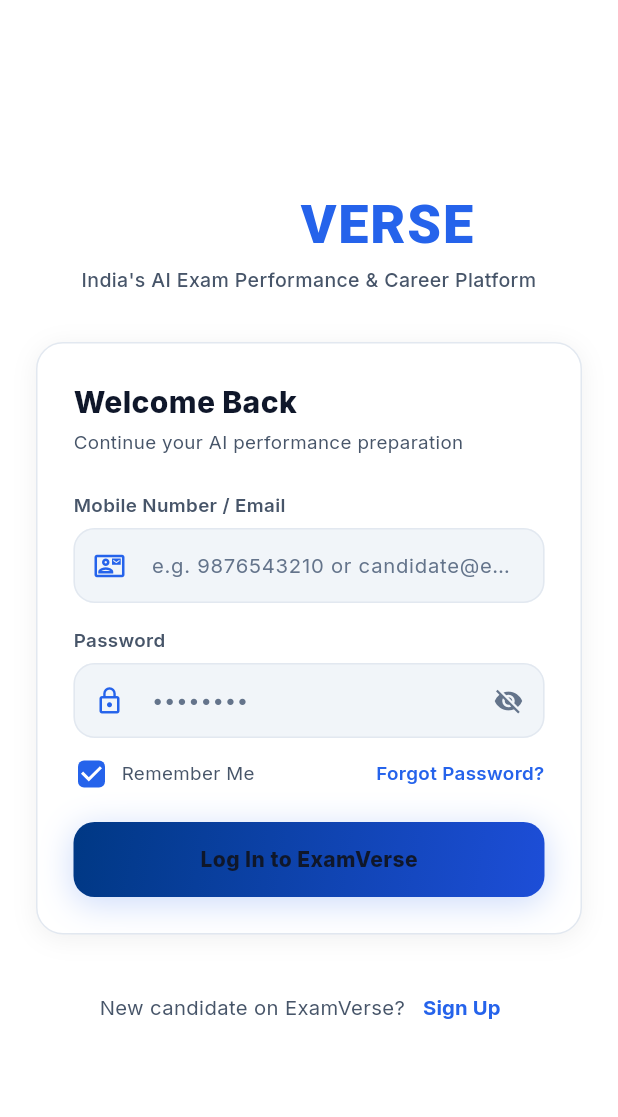
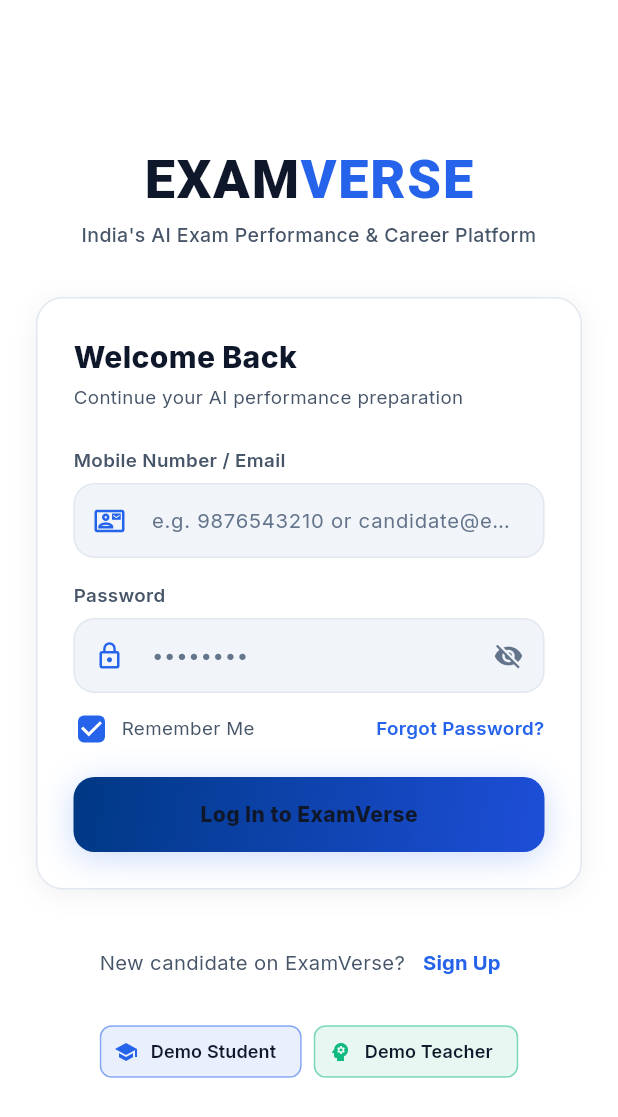
Before and after one commit to akhtarhussain786/EMAMVERS, a Flutter app: the screen it shows after launch, on a phone screen of 412 x 824 dp. Shown: the top 1117 px of the screen. Run offline on Flutter 3.47's test engine with Material 3 defaults, Android fonts, the phone set to English and light mode, and no system bars; our stand-ins replace google_fonts, shared_preferences, shimmer.

Commit message:
feat(auth): add demo credentials quick-login chips for easy on-device testing

```diff
--- a/student_app/lib/views/auth/login_signup_view.dart
+++ b/student_app/lib/views/auth/login_signup_view.dart
@@ -159,11 +159,12 @@
                   RichText(
                     text: const TextSpan(
                       children: [
-                        TextSpan(text: 'EXAM', style: TextStyle(color: AppConstants.onAccent, fontSize: 36, fontWeight: FontWeight.w800, letterSpacing: 1.2)),
+                        TextSpan(text: 'EXAM', style: TextStyle(color: AppConstants.textPrimary, fontSize: 36, fontWeight: FontWeight.w800, letterSpacing: 1.2)),
                         TextSpan(text: 'VERSE', style: TextStyle(color: AppConstants.accentCyan, fontSize: 36, fontWeight: FontWeight.w800, letterSpacing: 1.2)),
                       ],
                     ),
                   ),
+
                   const SizedBox(height: 6),
                   const Text(
                     "India's AI Exam Performance & Career Platform",
@@ -282,6 +283,39 @@
                       ),
                     ],
                   ),
+                  const SizedBox(height: AppConstants.space12),
+
+                  // DEMO QUICK FILL HELPER
+                  if (!isSignUp)
+                    Wrap(
+                      spacing: 8,
+                      runSpacing: 8,
+                      alignment: WrapAlignment.center,
+                      children: [
+                        ActionChip(
+                          avatar: const Icon(Icons.school, size: 16, color: AppConstants.accentCyan),
+                          label: const Text('Demo Student', style: TextStyle(fontSize: 12, fontWeight: FontWeight.w600)),
+                          backgroundColor: AppConstants.accentCyan.withOpacity(0.1),
+                          side: BorderSide(color: AppConstants.accentCyan.withOpacity(0.3)),
+                          onPressed: () {
+                            emailMobileController.text = 'demo@examverse.com';
+                            passwordController.text = 'student123';
+                            _handleLogin();
+                          },
+                        ),
+                        ActionChip(
+                          avatar: const Icon(Icons.psychology, size: 16, color: AppConstants.accentGreen),
+                          label: const Text('Demo Teacher', style: TextStyle(fontSize: 12, fontWeight: FontWeight.w600)),
+                          backgroundColor: AppConstants.accentGreen.withOpacity(0.1),
+                          side: BorderSide(color: AppConstants.accentGreen.withOpacity(0.3)),
+                          onPressed: () {
+                            emailMobileController.text = 'neha.sharma@example.com';
+                            passwordController.text = 'teacher123';
+                            _handleLogin();
+                          },
+                        ),
+                      ],
+                    ),
                 ],
               ),
             ),
```
